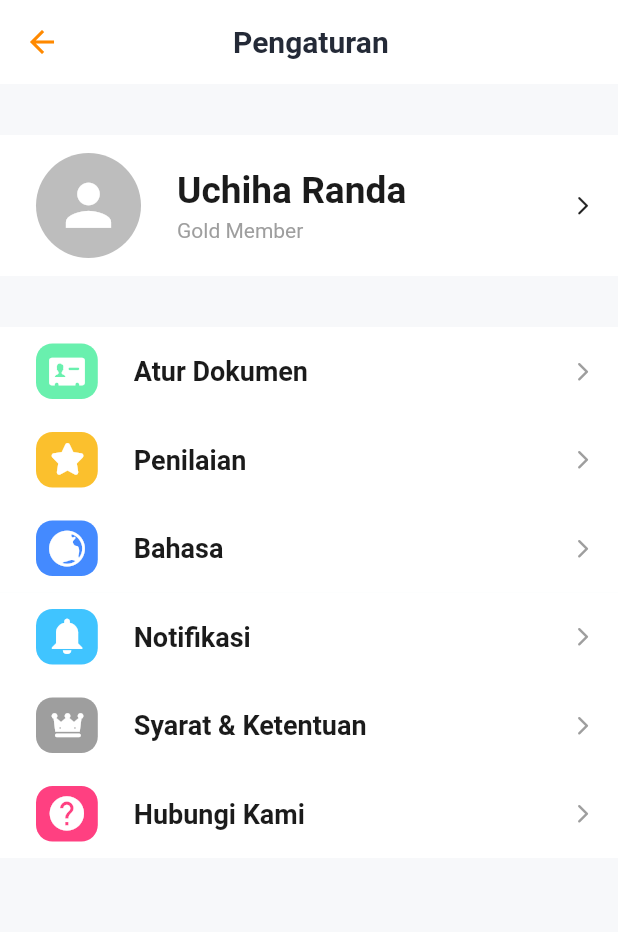
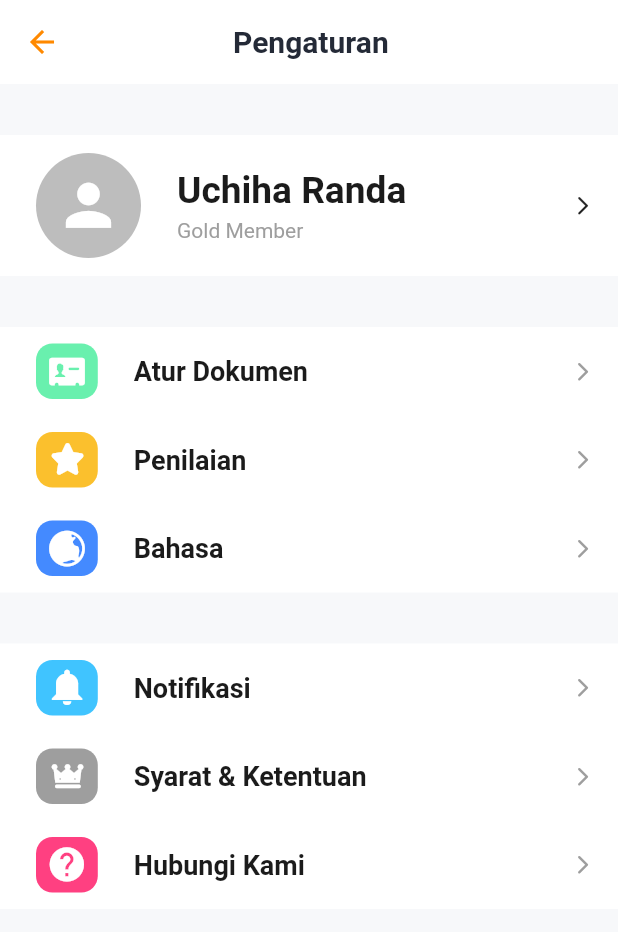
Before and after one commit to MirzaMlna/Tambalin, a Flutter app: the SettingsPage screen opened directly, on a phone screen of 412 x 824 dp. Shown: the top 932 px of the screen. Run offline on Flutter 3.47's test engine with Material 2 defaults, Android fonts, the phone set to English and light mode, and no system bars; drawn by our look-alikes of settings_ui; our stand-ins replace google_fonts, sizer; missing offline and left inert: flutter_verification_code.

Commit message:
💄Updating Settings Page

```diff
--- a/lib/setting_pages/settings_page.dart
+++ b/lib/setting_pages/settings_page.dart
@@ -15,7 +15,6 @@ class SettingsPage extends StatefulWidget {
 class _SettingsPageState extends State<SettingsPage> {
   @override
   Widget build(BuildContext context) {
-
     return Scaffold(
       appBar: AppBar(
         backgroundColor: Colors.white,
@@ -53,8 +52,7 @@ class _SettingsPageState extends State<SettingsPage> {
             SettingsTile(
               title: Text(
                 'Uchiha Randa',
-                  style:
-                      TextStyle(fontWeight: FontWeight.bold, fontSize: 18.sp),
+                style: TextStyle(fontWeight: FontWeight.bold, fontSize: 18.sp),
               ),
               description: const Text('Gold Member'),
               leading: Container(
@@ -105,8 +103,7 @@ class _SettingsPageState extends State<SettingsPage> {
                   color: Colors.grey,
                 ),
                 onPressed: (BuildContext context) {
-                    Navigator.push(context,
-                        MaterialPageRoute(builder: (context) {
+                  Navigator.push(context, MaterialPageRoute(builder: (context) {
                     return item.location;
                   }));
                 },
@@ -114,6 +111,9 @@ class _SettingsPageState extends State<SettingsPage> {
             }).toList(),
           ),
           SettingsSection(
+            title: SizedBox(
+              height: 0.h,
+            ),
             tiles: settingItems.sublist(3, 6).map((item) {
               return SettingsTile(
                 leading: Container(
@@ -140,10 +140,8 @@ class _SettingsPageState extends State<SettingsPage> {
                   color: Colors.grey,
                 ),
                 onPressed: (BuildContext context) {
-                    Navigator.push(
-                        context,
-                        MaterialPageRoute(
-                            builder: ((context) => item.location)));
+                  Navigator.push(context,
+                      MaterialPageRoute(builder: ((context) => item.location)));
                 },
               );
             }).toList(),
```
Lines whose indentation alone changed are shown as unchanged.
